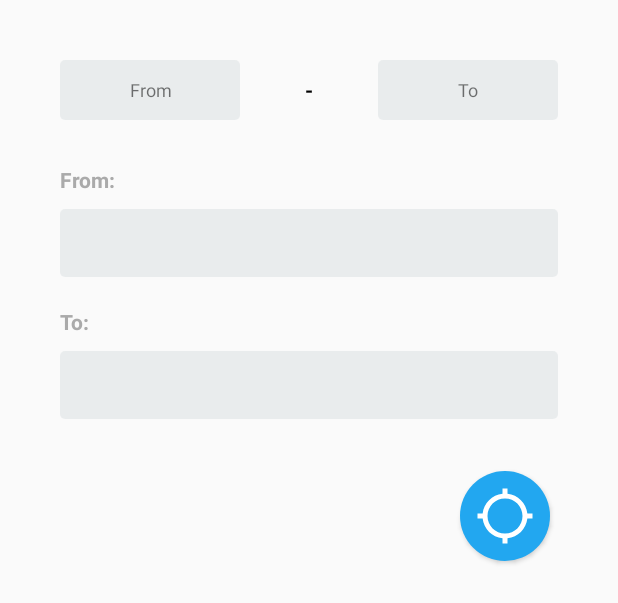
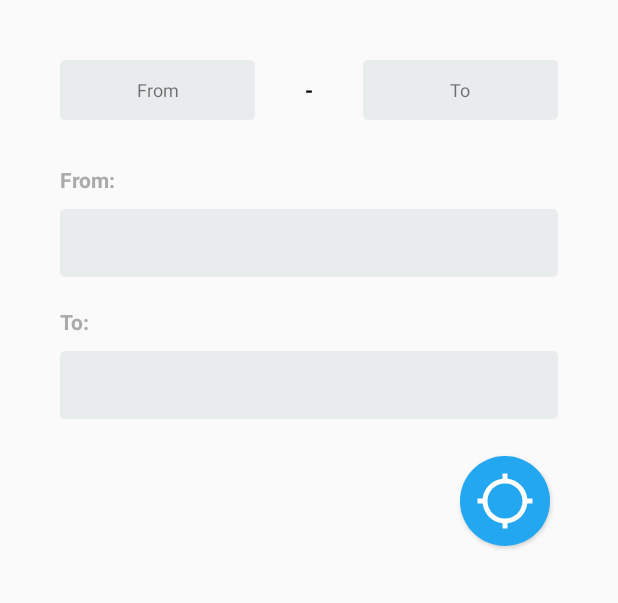
Before and after one commit to fashbot/flight_checker_app, an Android app: the layout round_trip_fragment.xml on its own in the app's theme, with its tools: preview values and no code run, on a phone screen of 412 x 824 dp. Shown: the top 603 px of the screen. Run offline under Robolectric (Android 15) with nearby library versions, the phone set to English and light mode, and no system bars.

Commit message:
Add mock data to dropdown

```diff
--- a/app/src/main/java/yass/stephanie/com/flight_checker/ui/findfragment/DatePickerFragment.kt
+++ b/app/src/main/java/yass/stephanie/com/flight_checker/ui/findfragment/DatePickerFragment.kt
@@ -24,7 +24,7 @@ class DatePickerFragment : DialogFragment(), DatePickerDialog.OnDateSetListener
         year = calendar.get(Calendar.YEAR)
         month = calendar.get(Calendar.MONTH)
         day = calendar.get(Calendar.DAY_OF_MONTH)
-        var datePicker = DatePickerDialog(activity, this, year, month, day)
+        var datePicker = DatePickerDialog(context!!, this, year, month, day)
         datePicker.datePicker.minDate = calendar.time.time
         return datePicker
     }
--- a/app/src/main/java/yass/stephanie/com/flight_checker/ui/findfragment/RoundTripViewModel.kt
+++ b/app/src/main/java/yass/stephanie/com/flight_checker/ui/findfragment/RoundTripViewModel.kt
@@ -1,18 +1,20 @@
 package yass.stephanie.com.flight_checker.ui.findfragment
 
 import android.arch.lifecycle.ViewModel;
+import java.util.ArrayList
 
 class RoundTripViewModel : ViewModel() {
 
-    private var airports: MutableList<String> = mutableListOf()
+    private var airports: ArrayList<String> = ArrayList()
     private var data = AirportData()
+
 
     init{
         populateAirport()
     }
 
 
-    private fun getAirportList(): MutableList<String>{
+    fun getAirportList(): MutableList<String>{
         return airports
     }
 
--- a/app/src/main/res/layout/round_trip_fragment.xml
+++ b/app/src/main/res/layout/round_trip_fragment.xml
@@ -9,7 +9,7 @@
 
     <TextView
             android:id="@+id/round_trip_from_spinner"
-            android:layout_width="120dp"
+            android:layout_width="130dp"
             app:layout_constraintTop_toTopOf="parent"
             android:textAlignment="center"
             android:gravity="center"
@@ -35,7 +35,7 @@
 
     <TextView
             android:id="@+id/round_trip_to_spinner"
-            android:layout_width="120dp"
+            android:layout_width="130dp"
             app:layout_constraintTop_toTopOf="parent"
             android:background="@drawable/ic_spinner_background"
             app:layout_constraintEnd_toEndOf="parent"
--- a/app/src/main/res/layout/round_trip_select_destination_fragment.xml
+++ b/app/src/main/res/layout/round_trip_select_destination_fragment.xml
@@ -19,7 +19,7 @@
 
 
     <Spinner
-            android:id="@+id/round_trip_from_spinner"
+            android:id="@+id/round_trip_from_dropdown"
             android:layout_width="0dp"
             android:layout_marginTop="10dp"
             app:layout_constraintTop_toBottomOf="@id/round_trip_from_selector_text"
@@ -37,12 +37,12 @@
             android:textStyle="bold"
             app:layout_constraintStart_toStartOf="parent"
             android:layout_height="wrap_content"
-            app:layout_constraintTop_toBottomOf="@id/round_trip_from_spinner"
+            app:layout_constraintTop_toBottomOf="@id/round_trip_from_dropdown"
             android:text="To:" tools:layout_editor_absoluteX="61dp"/>
 
 
     <Spinner
-            android:id="@+id/round_trip_to_spinner"
+            android:id="@+id/round_trip_to_dropdown"
             android:layout_width="0dp"
             android:layout_marginTop="10dp"
             android:background="@drawable/ic_spinner_background"
@@ -55,8 +55,8 @@
 
     <Button android:layout_width="70dp"
             android:layout_height="70dp"
-            android:layout_marginTop="30dp"
-            app:layout_constraintTop_toBottomOf="@id/round_trip_to_spinner"
+            android:layout_marginTop="20dp"
+            app:layout_constraintTop_toBottomOf="@id/round_trip_to_dropdown"
             app:layout_constraintEnd_toEndOf="parent"
             android:textColor="@android:color/white"
             android:background="@drawable/ic_search_button"
```
Also changed, not shown: app/src/main/java/yass/stephanie/com/flight_checker/ui/findfragment/RoundTripFragment.kt (+29 -6 lines).
